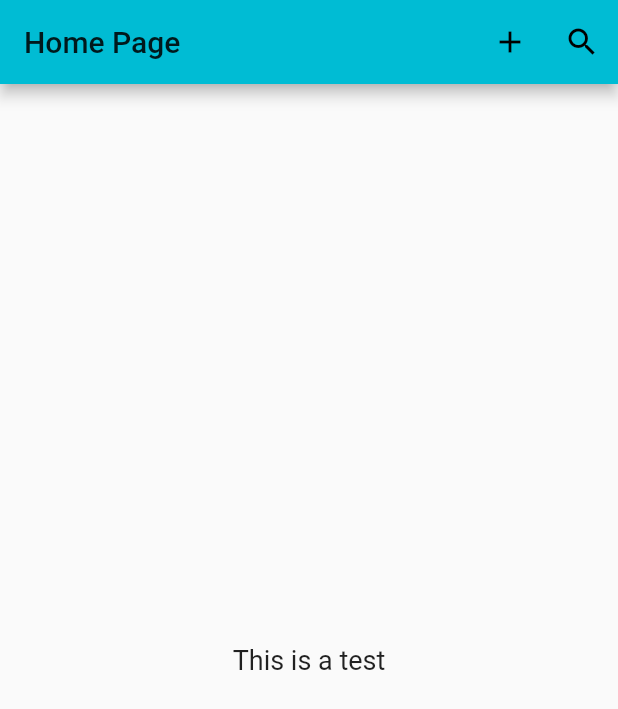
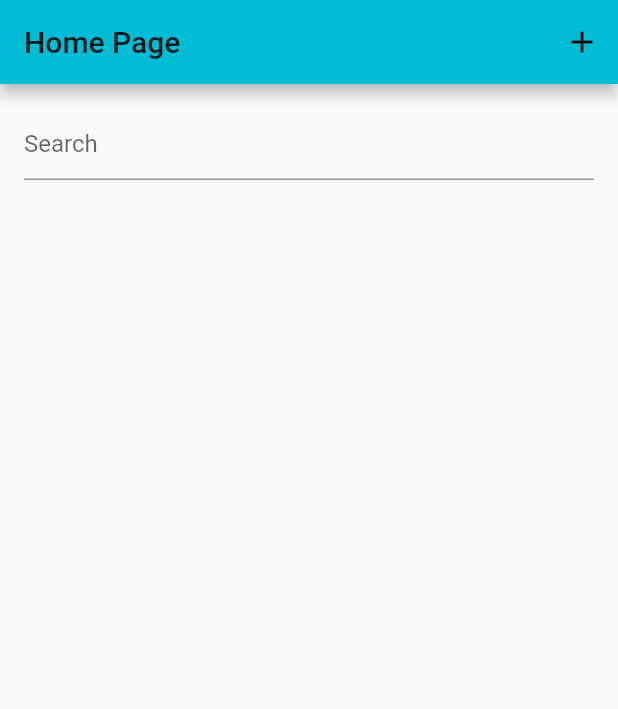
Before and after one commit to GilgusMaximus/Global-Solution-Challenge-21, a Flutter app: the screen it shows after launch, on a phone screen of 412 x 824 dp. Shown: the top 709 px of the screen. Run offline on Flutter 3.47's test engine with Material 2 defaults, Android fonts, the phone set to English and light mode, and no system bars; our stand-ins replace page_transition.

Commit message:
search setup and glopal user input

```diff
--- a/flutter_project/lib/main.dart
+++ b/flutter_project/lib/main.dart
@@ -1,6 +1,9 @@
 import 'package:flutter/material.dart';
 import 'package:page_transition/page_transition.dart';
 
+import 'screens/CreateScreen.dart';
+import 'screens/CreateScreen.dart';
+import 'screens/CreateScreen.dart';
 import 'screens/CreateScreen.dart';
 
 void main() {
@@ -42,13 +45,29 @@ class MyHomePage extends StatefulWidget {
 
 class _MyHomePageState extends State<MyHomePage> {
   final _biggerFont = TextStyle(fontSize: 18.0);
+  final myController = TextEditingController();
+
+  @override
+  void initState() {
+    super.initState();
+
+    myController.addListener(_onChangeSearch); //hook listener, when changing input
+  }
 
   void _pushCreate(){ //create a new entry
     Navigator.pushNamed(context, 'CreatePage');
   }
 
-  void _pushSearch(){ //TODO participate -> show in main home screen
+  @override
+  void dispose() {
+    // Clean up the controller when the widget is removed from the
+    // widget tree.
+    myController.dispose();
+    super.dispose();
+  }
 
+  void _onChangeSearch(){ //TODO participate -> show in main home screen
+    print("Second text field: "+ myController.text);
   }
 
   @override
@@ -58,12 +77,17 @@ class _MyHomePageState extends State<MyHomePage> {
           title: Text(widget.title),
           actions: [
             IconButton(icon: Icon(Icons.add), onPressed: _pushCreate), //better visuals with Containers, Add Dividers
-            IconButton(icon: Icon(Icons.search), onPressed: _pushSearch)
           ], //TODO transitions to other views!
         ),
-        body: Center(
-           child: Text("This is a test", style: _biggerFont,)
-        ), //TODO better body construction
+        body: Padding(
+          padding: const EdgeInsets.all(16.0),
+          child :TextField(
+              decoration: new InputDecoration(
+                  hintText: "Search"
+              ),
+              controller: myController,
+            ),
+        ),
       );
   }
 }
```
Also changed, not shown: flutter_project/lib/screens/CreateScreen.dart (+5 -5 lines).
